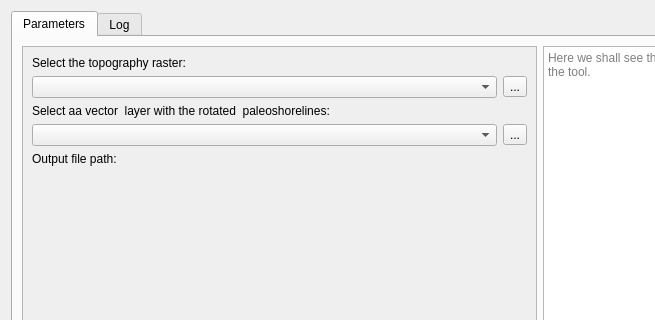
jaminzoda/terra-antiqua, file paleocoastlines_dialog_base.ui: the form before one commit; both pictures show x 0 to 655 and y 0 to 320 of the 765 by 429 pixel window.
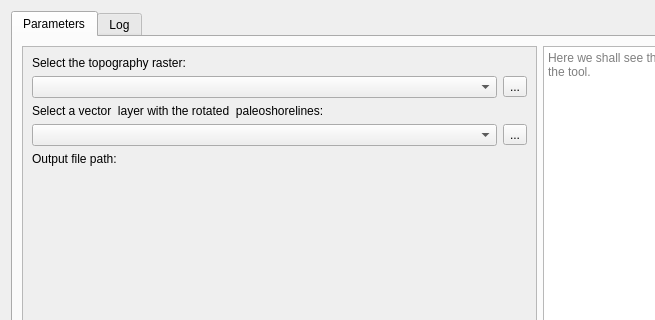
The form after the commit. Custom widgets are drawn as their Qt base class.

Patch:
```diff
--- a/paleocoastlines_dialog_base.ui
+++ b/paleocoastlines_dialog_base.ui
@@ -105,7 +105,7 @@
              <item>
               <widget class="QLabel" name="label_2">
                <property name="text">
-                <string>Select aa vector  layer with the rotated  paleoshorelines:</string>
+                <string>Select a vector  layer with the rotated  paleoshorelines:</string>
                </property>
               </widget>
              </item>
```
